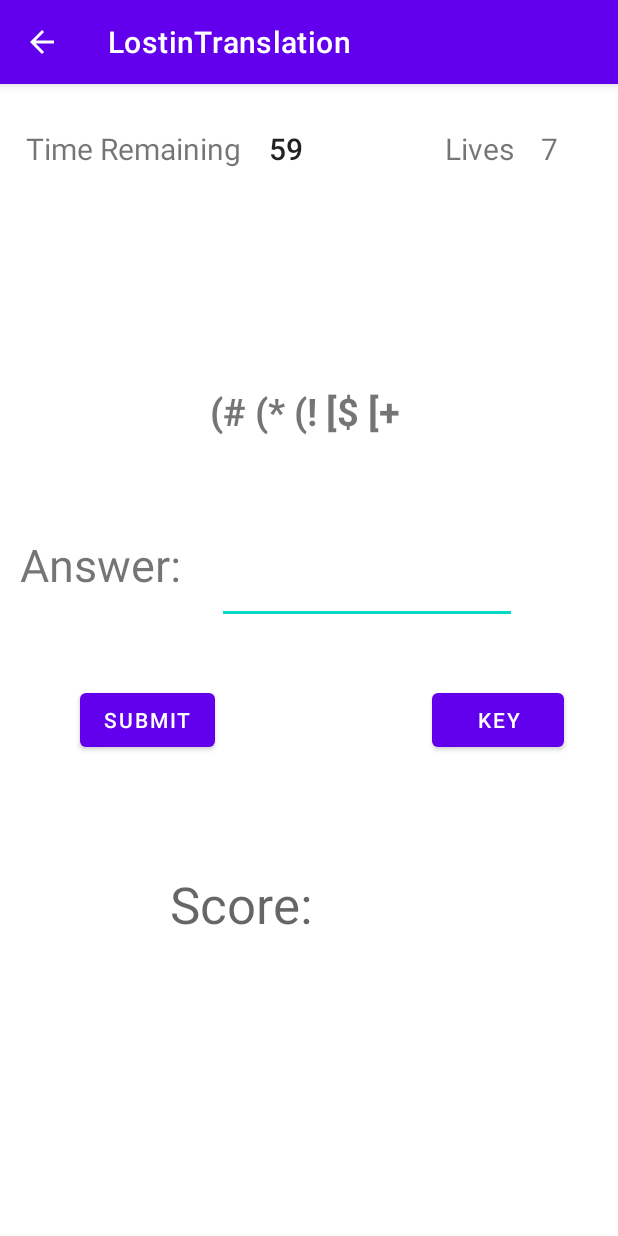
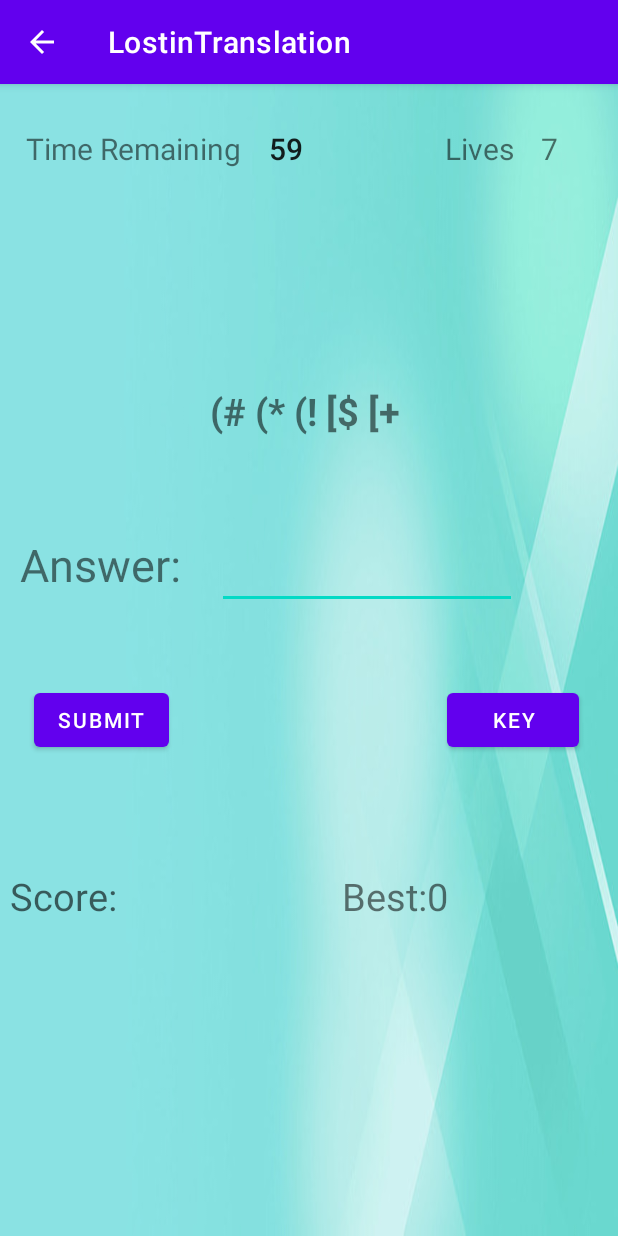
Before and after one commit to Preacho/Hackathon-Feb-18th-2023, an Android app: the activity_play screen opened directly, with no data from a screen before it, on a phone screen of 412 x 824 dp. Run offline under Robolectric (Android 15) with nearby library versions, the light colour scheme and no system bars.

Commit message:
play screen shows score and best score and backgrounds added

```diff
--- a/app/src/main/java/com/example/lostintranslation/activity_play.java
+++ b/app/src/main/java/com/example/lostintranslation/activity_play.java
@@ -28,6 +28,8 @@ public class activity_play extends AppCompatActivity {
     private TextView lives;
     private Button submit;
     private GamePlay game;
+    private TextView score;
+    private TextView best;
     private int difficulty;
 
     private String originalWord;
@@ -45,6 +47,7 @@ public class activity_play extends AppCompatActivity {
 
         answer = (EditText) findViewById(R.id.et_answer);
         submit = (Button) findViewById(R.id.bt_submit);
+        score = findViewById(R.id.tv_score);
         Button key = findViewById(R.id.bt_viewKey);
 
         getWord();
@@ -53,6 +56,10 @@ public class activity_play extends AppCompatActivity {
 
         lives = findViewById(R.id.Life_Counter);
         lives.setText(String.valueOf(game.getAttempts()));
+
+        best = findViewById(R.id.tv_best);
+        best.setText(String.valueOf(activity_settings.getHighScore(this,difficulty)));
+
 
         timer = (TextView) findViewById(R.id.TimeCounter);
         Timer();
@@ -80,6 +87,11 @@ public class activity_play extends AppCompatActivity {
         else if(response.equals(originalWord.toLowerCase(Locale.ROOT))){
             answer.setText("");
             game.addScore();
+            score.setText(String.valueOf(game.getScore()));
+            pausetimer();
+            timeleftinmillis+=5000;
+            resumetimer();
+
             Toast.makeText(this,"Score: "+game.getScore(), Toast.LENGTH_SHORT).show();
             nextWord();
         }
@@ -99,9 +111,12 @@ public class activity_play extends AppCompatActivity {
 
 
         }
+
         System.out.println(answer.getText().toString());
 
     }
+
+
 
     private void nextWord() {
         getWord();
--- a/app/src/main/java/com/example/lostintranslation/model/GamePlay.java
+++ b/app/src/main/java/com/example/lostintranslation/model/GamePlay.java
@@ -14,7 +14,7 @@ public class GamePlay {
     }
 
     public void addScore(){
-        score = 50 + difficulty*50;
+        score += 50 + difficulty*50;
     }
 
     public void reduceAttempts(){
--- a/app/src/main/res/layout/activity_about.xml
+++ b/app/src/main/res/layout/activity_about.xml
@@ -4,6 +4,7 @@
     xmlns:tools="http://schemas.android.com/tools"
     android:layout_width="match_parent"
     android:layout_height="match_parent"
+    android:background="@drawable/settingbackground"
     tools:context=".activity_about">
 
     <TextView
--- a/app/src/main/res/layout/activity_play.xml
+++ b/app/src/main/res/layout/activity_play.xml
@@ -4,13 +4,14 @@
     xmlns:tools="http://schemas.android.com/tools"
     android:layout_width="match_parent"
     android:layout_height="match_parent"
+    android:background="@drawable/settingbackground"
     tools:context=".activity_play">
 
     <EditText
         android:id="@+id/et_answer"
         android:layout_width="200dp"
         android:layout_height="60dp"
-        android:layout_marginTop="300dp"
+        android:layout_marginTop="290dp"
         android:text=""
         android:textSize="30sp"
         app:layout_constraintEnd_toEndOf="parent"
@@ -52,7 +53,7 @@
         android:layout_marginTop="400dp"
         android:text="Submit"
         app:layout_constraintEnd_toEndOf="parent"
-        app:layout_constraintHorizontal_bias="0.165"
+        app:layout_constraintHorizontal_bias="0.07"
         app:layout_constraintStart_toStartOf="parent"
         app:layout_constraintTop_toTopOf="parent" />
 
@@ -63,7 +64,7 @@
         android:layout_marginTop="400dp"
         android:text="Key"
         app:layout_constraintEnd_toEndOf="parent"
-        app:layout_constraintHorizontal_bias="0.888"
+        app:layout_constraintHorizontal_bias="0.92"
         app:layout_constraintStart_toStartOf="parent"
         app:layout_constraintTop_toTopOf="parent" />
 
@@ -123,24 +124,48 @@
         android:layout_width="wrap_content"
         android:layout_height="wrap_content"
         android:layout_marginTop="524dp"
+        android:textSize="25sp"
         android:text="Score:"
         android:textAppearance="@style/TextAppearance.AppCompat.Display1"
         app:layout_constraintEnd_toEndOf="parent"
-        app:layout_constraintHorizontal_bias="0.357"
+        app:layout_constraintHorizontal_bias="0.02"
         app:layout_constraintStart_toStartOf="parent"
         app:layout_constraintTop_toTopOf="parent" />
 
     <TextView
-        android:id="@+id/score"
+        android:id="@+id/tv_score"
+        android:layout_width="120dp"
+        android:layout_height="wrap_content"
+        android:layout_marginTop="524dp"
+        android:textAppearance="@style/TextAppearance.AppCompat.Display1"
+        android:textSize="25sp"
+        app:layout_constraintEnd_toEndOf="parent"
+        app:layout_constraintHorizontal_bias="0.0"
+        app:layout_constraintStart_toEndOf="@+id/textScore"
+        app:layout_constraintTop_toTopOf="parent" />
+
+    <TextView
+        android:id="@+id/tv_best_title"
         android:layout_width="wrap_content"
         android:layout_height="wrap_content"
-        android:textAppearance="@style/TextAppearance.AppCompat.Display1"
-        app:layout_constraintBottom_toBottomOf="parent"
+        android:layout_marginTop="524dp"
+        android:text="Best:"
+        android:textSize="25sp"
         app:layout_constraintEnd_toEndOf="parent"
-        app:layout_constraintHorizontal_bias="0.591"
-        app:layout_constraintStart_toStartOf="parent"
-        app:layout_constraintTop_toTopOf="parent"
-        app:layout_constraintVertical_bias="0.763" />
+        app:layout_constraintHorizontal_bias="0.19"
+        app:layout_constraintStart_toEndOf="@+id/tv_score"
+        app:layout_constraintTop_toTopOf="parent" />
+
+    <TextView
+        android:id="@+id/tv_best"
+        android:layout_width="120dp"
+        android:layout_height="wrap_content"
+        android:layout_marginTop="524dp"
+        android:textSize="25sp"
+        app:layout_constraintEnd_toEndOf="parent"
+        app:layout_constraintHorizontal_bias="0.0"
+        app:layout_constraintStart_toEndOf="@+id/tv_best_title"
+        app:layout_constraintTop_toTopOf="parent" />
 
 
 </androidx.constraintlayout.widget.ConstraintLayout>
--- a/app/src/main/res/layout/activity_view_key.xml
+++ b/app/src/main/res/layout/activity_view_key.xml
@@ -4,15 +4,16 @@
     xmlns:tools="http://schemas.android.com/tools"
     android:layout_width="match_parent"
     android:layout_height="match_parent"
+    android:background="@drawable/settingbackground"
     tools:context=".activity_view_key">
 
     <ImageView
         android:id="@+id/imageView2"
-        android:layout_width="wrap_content"
-        android:layout_height="wrap_content"
+        android:layout_width="match_parent"
+        android:layout_height="match_parent"
         app:layout_constraintBottom_toBottomOf="parent"
         app:layout_constraintEnd_toEndOf="parent"
         app:layout_constraintStart_toStartOf="parent"
         app:layout_constraintTop_toTopOf="parent"
-        app:srcCompat="@drawable/alphabet_key" />
+        app:srcCompat="@drawable/cipher_key" />
 </androidx.constraintlayout.widget.ConstraintLayout>
```
Also changed, not shown: app/src/main/res/drawable-v24/gear.png (deleted), app/src/main/res/drawable/cipher_key.png (added), app/src/main/res/drawable/gear.png (added).
